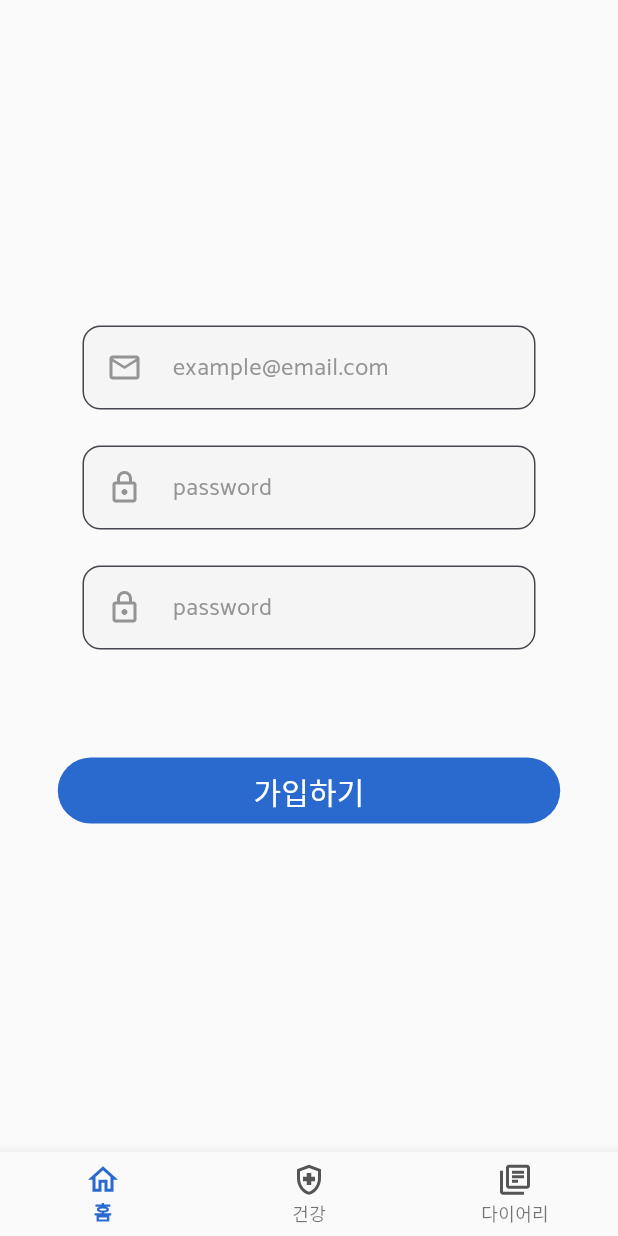
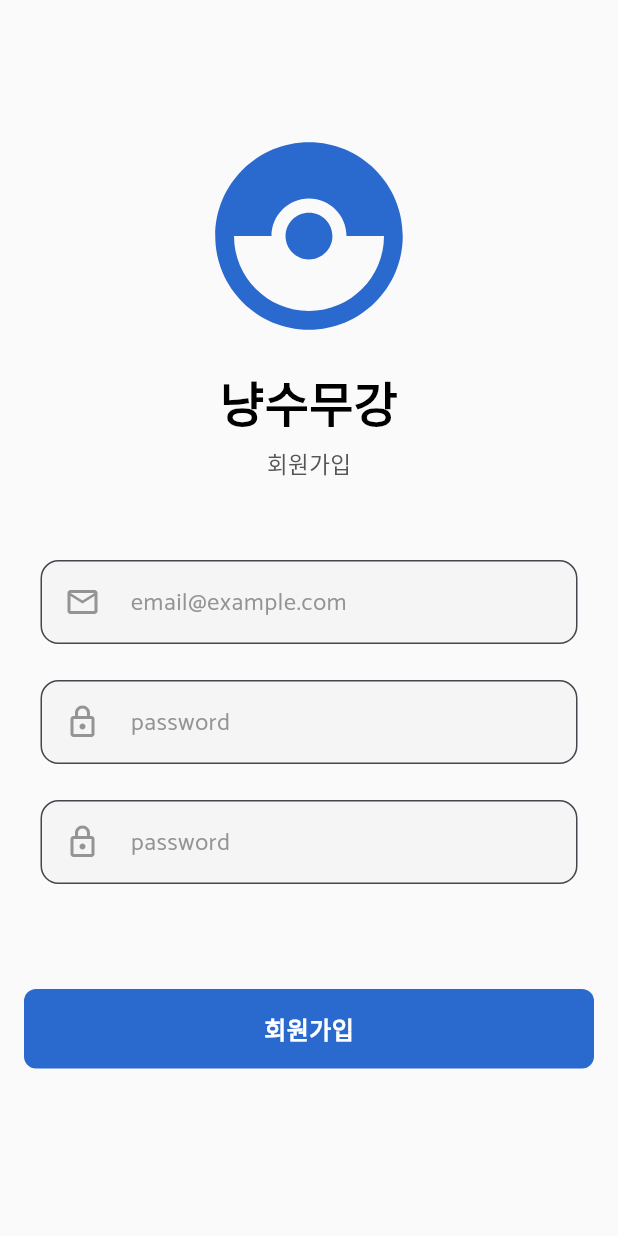
Before and after one commit to haejun-kim/cat-long-live, a Flutter app: the SignUpView screen opened directly, on a phone screen of 412 x 824 dp. Run offline on Flutter 3.47's test engine with Material 3 defaults, Android fonts, the phone set to English and light mode, and no system bars; our stand-ins replace flutter_svg.

Commit message:
feat: add Sign Up view - add sign up page - add kakao login button

```diff
--- a/lib/main.dart
+++ b/lib/main.dart
@@ -23,7 +23,6 @@ class MyApp extends StatelessWidget {
   @override
   Widget build(BuildContext context) {
     return MaterialApp(
-
       debugShowCheckedModeBanner: false,
       home: const SignInView(),
       theme: context.themeService.themeData
--- a/lib/src/view/account/view/sign_in_view.dart
+++ b/lib/src/view/account/view/sign_in_view.dart
@@ -1,3 +1,4 @@
+import 'package:cat_long_live/src/view/account/view/sign_up_view.dart';
 import 'package:cat_long_live/theme/component/button/button.dart';
 import 'package:cat_long_live/theme/component/button/kakao_button.dart';
 import 'package:cat_long_live/theme/component/hide_keyboard.dart';
@@ -22,8 +23,8 @@ class SignInView extends StatelessWidget {
                         top: MediaQuery.of(context).size.height * 0.16),
                     child: Text(
                       "Sign In",
-                      style: context.theme.typo.headline1
-                          .copyWith(fontWeight: context.typo.bold, fontSize: 32),
+                      style: context.theme.typo.headline1.copyWith(
+                          fontWeight: context.typo.bold, fontSize: 32),
                     ),
                   ),
                   const SizedBox(height: 10),
@@ -93,7 +94,13 @@ class SignInView extends StatelessWidget {
                         width: 30,
                       ),
                       TextButton(
-                        onPressed: () {},
+                        onPressed: () {
+                          Navigator.push(context, MaterialPageRoute(
+                            builder: (context) {
+                              return const SignUpView();
+                            },
+                          ));
+                        },
                         child: Text(
                           "회원가입",
                           style: context.typo.body1.copyWith(
--- a/lib/src/view/account/view/sign_up_view.dart
+++ b/lib/src/view/account/view/sign_up_view.dart
@@ -1,5 +1,7 @@
 import 'package:cat_long_live/src/service/theme_service.dart';
-import 'package:cat_long_live/theme/component/bottom_nav_bar.dart';
+import 'package:cat_long_live/theme/component/asset_icon.dart';
+import 'package:cat_long_live/theme/component/button/button.dart';
+import 'package:cat_long_live/theme/component/hide_keyboard.dart';
 import 'package:cat_long_live/theme/component/input_field.dart';
 import 'package:flutter/material.dart';
 
@@ -8,46 +10,68 @@ class SignUpView extends StatelessWidget {
 
   @override
   Widget build(BuildContext context) {
-    return Scaffold(
+    return HideKeyboard(
+      child: Scaffold(
         body: SafeArea(
-        child: Padding(
-          padding: const EdgeInsets.symmetric(horizontal: 28),
+          child: SingleChildScrollView(
+            child: Center(
               child: Column(
-            mainAxisAlignment: MainAxisAlignment.center,
                 children: [
-              /// ID
+                  Padding(
+                    padding: EdgeInsets.only(
+                      top: MediaQuery.of(context).size.height * 0.1,
+                      bottom: 15,
+                    ),
+                    child: AssetIcon(
+                      "material-catching-pokemon",
+                      size: 150,
+                      color: context.color.primary,
+                    ),
+                  ),
+                  Text(
+                    "냥수무강",
+                    style: context.typo.headline1.copyWith(
+                      fontSize: 32,
+                      fontWeight: context.typo.bold,
+                    ),
+                  ),
+                  const SizedBox(height: 10),
+                  Text(
+                    "회원가입",
+                    style: context.typo.subtitle2.copyWith(
+                      color: context.color.subtext,
+                    ),
+                  ),
+                  const SizedBox(height: 55),
                   const InputField(
-                hint: "example@email.com",
+                    hint: "email@example.com",
                     icon: "material-mail",
                   ),
                   const SizedBox(height: 24),
-
-              /// PW
-              const InputField(hint: "password", icon: "material-lock"),
+                  const InputField(
+                    hint: "password",
+                    icon: "material-lock",
+                  ),
                   const SizedBox(height: 24),
-
-              /// confirm PW
-              const InputField(hint: "password", icon: "material-lock"),
+                  const InputField(
+                    hint: "password",
+                    icon: "material-lock",
+                  ),
                   const SizedBox(height: 70),
-              TextButton(
-                style: TextButton.styleFrom(
-                  backgroundColor: context.color.primary,
-                  fixedSize: const Size(335, 44),
-                ),
-                onPressed: () {  },
-                child: Text(
-                  "가입하기",
-                  style: TextStyle(
-                    color: context.color.onPrimary,
-                    fontSize: context.typo.headline4.fontSize,
-                  ),
-                ),
+                  Button(
+                    onPressed: () {
+                      Navigator.pop(context);
+                    },
+                    text: "회원가입",
+                    size: ButtonSize.large,
+                    width: 380,
                   )
                 ],
               ),
             ),
           ),
-      bottomNavigationBar: BottomNavBar(),
+        ),
+      ),
     );
   }
 }
--- a/lib/theme/component/button/kakao_button.dart
+++ b/lib/theme/component/button/kakao_button.dart
@@ -6,10 +6,7 @@ class KakaoButton extends StatelessWidget {
   @override
   Widget build(BuildContext context) {
     return TextButton(
-      onPressed: () {
-        // 버튼을 눌렀을 때 수행할 동작
-        print("kakao login button pressed!");
-      },
+      onPressed: () {},
       child: Image.asset(
         "assets/images/kakao_login_medium_narrow.png", // 이미지 파일 경로
         width: 183, // 이미지의 가로 크기
```
Also changed, not shown: assets/icons/material-catching-pokemon.svg (added). Lines whose indentation alone changed are shown as unchanged.
